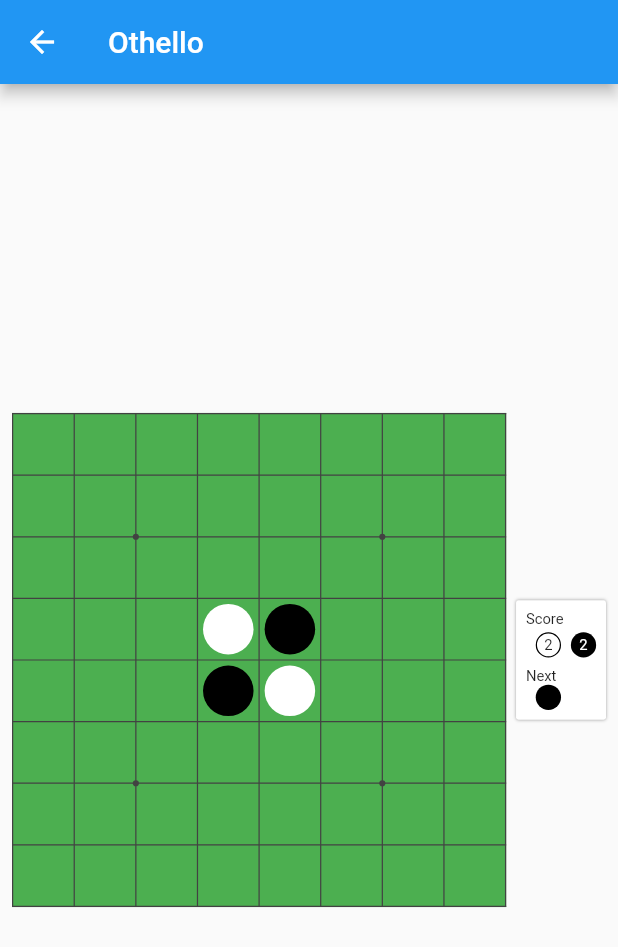
After one commit to JSP-Iwahashi/flutter_samples, a Flutter app: the screen it shows after launch, after a tap on "Othello", on a phone screen of 412 x 824 dp. The commit adds this screen. Shown: the top 947 px of the screen. Run offline on Flutter 3.47's test engine with Material 2 defaults, Android fonts, the phone set to English and light mode, and no system bars; our stand-ins replace flutter_svg; missing offline and left inert: expressions, simple_logger.

Commit message:
オセロアプリを追加

```diff
--- a/lib/routes.dart
+++ b/lib/routes.dart
@@ -1,5 +1,6 @@
 import 'package:flutter_samples/view/calculator/calculator_page.dart';
 import 'package:flutter_samples/view/clock/clock_page.dart';
+import 'package:flutter_samples/view/othello/othello_page.dart';
 import 'package:flutter_samples/view/stopwatch/stopwatch_page.dart';
 import 'package:flutter_samples/view/top_page.dart';
 
@@ -8,11 +9,12 @@ enum AppRoute {
   clock,
   stopwatch,
   calculator,
+  othello,
   // license,
 }
 
 extension AppRouteExt on AppRoute {
-  String get routeName {
+  String get name {
     switch (this) {
       case AppRoute.top:
         return '/';
@@ -22,6 +24,8 @@ extension AppRouteExt on AppRoute {
         return '/stopwatch';
       case AppRoute.calculator:
         return '/calculator';
+      case AppRoute.othello:
+        return '/othello';
       // case AppRoute.license:
       //   return '/license';
     }
@@ -29,9 +33,10 @@ extension AppRouteExt on AppRoute {
 }
 
 final appRoutes = {
-  AppRoute.top.routeName: (context) => const TopPage(),
-  AppRoute.clock.routeName: (context) => const ClockPage(),
-  AppRoute.stopwatch.routeName: (context) => const StopwatchPage(),
-  AppRoute.calculator.routeName: (context) => const CalculatorPage(),
+  AppRoute.top.name: (context) => const TopPage(),
+  AppRoute.clock.name: (context) => const ClockPage(),
+  AppRoute.stopwatch.name: (context) => const StopwatchPage(),
+  AppRoute.calculator.name: (context) => const CalculatorPage(),
+  AppRoute.othello.name: (context) => const OthelloPage(),
   // AppRoute.license.routeName: (context) => const MyLicensePage(),
 };
--- /dev/null
+++ b/lib/view/othello/othello_page.dart
@@ -0,0 +1,393 @@
+import 'package:flutter/material.dart';
+
+const _cellWH = 98.0;
+const _lineWidth = 2.0;
+const _nCells = 8;
+const _nLines = _nCells + 1;
+const _lineXY = _cellWH + _lineWidth;
+const _boardWH = _cellWH * _nCells + _lineWidth * _nLines;
+const _piecePadding = 8.0;
+const _pieceRadius = _cellWH / 2 - _piecePadding;
+
+// 駒をおいた際に裏返しチェックすべき座標
+final _checkLines = [
+  // 左上
+  [P(-1, -1), P(-2, -2), P(-3, -3), P(-4, -4), P(-5, -5), P(-6, -6), P(-7, -7)],
+  // 上
+  [P(0, -1), P(0, -2), P(0, -3), P(0, -4), P(0, -5), P(0, -6), P(0, -7)],
+  // 右上
+  [P(1, -1), P(2, -2), P(3, -3), P(4, -4), P(5, -5), P(6, -6), P(7, -7)],
+  // 左
+  [P(-1, 0), P(-2, 0), P(-3, 0), P(-4, 0), P(-5, 0), P(-6, 0), P(-7, 0)],
+  // 右
+  [P(1, 0), P(2, 0), P(3, 0), P(4, 0), P(5, 0), P(6, 0), P(7, 0)],
+  // 左下
+  [P(-1, 1), P(-2, 2), P(-3, 3), P(-4, 4), P(-5, 5), P(-6, 6), P(-7, 7)],
+  // 下
+  [P(0, 1), P(0, 2), P(0, 3), P(0, 4), P(0, 5), P(0, 6), P(0, 7)],
+  // 右下
+  [P(1, 1), P(2, 2), P(3, 3), P(4, 4), P(5, 5), P(6, 6), P(7, 7)],
+];
+
+class P {
+  P(this.x, this.y);
+
+  P.fromIndex(int index)
+      : x = index % _nCells,
+        y = (index / _nCells).floor();
+
+  P.fromOffset(Offset offset)
+      : x = (offset.dx / _lineXY).floor(),
+        y = (offset.dy / _lineXY).floor();
+
+  final int x;
+  final int y;
+
+  int get toIndex {
+    return x + y * _nCells;
+  }
+
+  P operator +(P p) => P(x + p.x, y + p.y);
+
+  P operator -(P p) => P(x - p.x, y - p.y);
+
+  @override
+  String toString() => 'Position(${x}, ${y})';
+}
+
+enum CellStatus {
+  empty,
+  black,
+  white,
+}
+
+class OthelloPage extends StatefulWidget {
+  const OthelloPage({super.key});
+
+  @override
+  State<OthelloPage> createState() => _OthelloPageState();
+}
+
+class _OthelloPageState extends State<OthelloPage> {
+  final List<CellStatus> _cells = [];
+  int _whites = 0;
+  int _blacks = 0;
+  var _next = CellStatus.black;
+
+  @override
+  void initState() {
+    super.initState();
+    initCells();
+  }
+
+  void initCells() {
+    _cells.clear();
+    for (var i = 0; i < _nCells * _nCells; i++) {
+      switch (i) {
+        case 27:
+          _cells.add(CellStatus.white);
+          break;
+        case 28:
+          _cells.add(CellStatus.black);
+          break;
+        case 35:
+          _cells.add(CellStatus.black);
+          break;
+        case 36:
+          _cells.add(CellStatus.white);
+          break;
+        default:
+          _cells.add(CellStatus.empty);
+      }
+    }
+    _whites = 2;
+    _blacks = 2;
+  }
+
+  List<P> _getPutablePositions(P pos, CellStatus status) {
+    // 空欄化は常に許可
+    if (status == CellStatus.empty) {
+      return [pos];
+    }
+
+    // 以下、わかりやすいようにstatusが黒色と仮定して変数名名＆コメント
+    final puttable = <P>[];
+    for (final checkLine in _checkLines) {
+      var findWhite = false;
+      final t = <P>[];
+      for (final diff in checkLine) {
+        // チェック先が盤面の範囲外ならスルー
+        final target = pos + diff;
+        final index = target.toIndex;
+        if (target.x < 0 || target.x >= _nCells) {
+          continue;
+        }
+        if (target.y < 0 || target.y >= _nCells) {
+          continue;
+        }
+        if (index < 0 || index >= _cells.length) {
+          continue;
+        }
+
+        // チェック先が空欄の場合は置けない
+        if (_cells[index] == CellStatus.empty) {
+          break;
+        }
+
+        // チェック先が白色ならフラグを立てる
+        if (_cells[index] != status) {
+          findWhite = true;
+          t.add(target);
+        }
+        // チェック先が黒色かつ白発見フラグが立っていれば置ける
+        else if (findWhite) {
+          puttable.addAll(t);
+          break;
+        }
+        // そうでなければ置けない
+        else {
+          break;
+        }
+      }
+    }
+
+    // 置けるなら、引数の座標も追加
+    if (puttable.isNotEmpty) {
+      puttable.add(pos);
+    }
+    return puttable;
+  }
+
+  void _putCell(P pos, CellStatus status) {
+    setState(() {
+      final puttable = _getPutablePositions(pos, status);
+      if (puttable.isNotEmpty) {
+        for (final p in puttable) {
+          _cells[p.x + p.y * _nCells] = status;
+        }
+        _countCells();
+        if (_next == CellStatus.black) {
+          _next = CellStatus.white;
+        } else {
+          _next = CellStatus.black;
+        }
+      }
+    });
+  }
+
+  void _countCells() {
+    _whites = 0;
+    _blacks = 0;
+    for (final p in _cells) {
+      switch (p) {
+        case CellStatus.white:
+          _whites++;
+          break;
+        case CellStatus.black:
+          _blacks++;
+          break;
+        case CellStatus.empty:
+          // do nothing.
+          break;
+      }
+    }
+  }
+
+  @override
+  Widget build(BuildContext context) {
+    return Scaffold(
+      appBar: AppBar(title: const Text('Othello')),
+      body: Container(
+        alignment: Alignment.center,
+        child: Padding(
+          padding: const EdgeInsets.all(8),
+          child: SizedBox.expand(
+            child: FittedBox(
+              child: Row(
+                children: [
+                  SizedBox(
+                    width: 802,
+                    height: 802,
+                    child: Stack(
+                      children: [
+                        const CustomPaint(painter: _OthelloBoardPainter()),
+                        GestureDetector(
+                          onTapDown: (details) => _putCell(
+                            P.fromOffset(details.localPosition),
+                            CellStatus.black,
+                          ),
+                          onSecondaryTapDown: (details) => _putCell(
+                            P.fromOffset(details.localPosition),
+                            CellStatus.white,
+                          ),
+                          onTertiaryTapDown: (details) => _putCell(
+                            P.fromOffset(details.localPosition),
+                            CellStatus.empty,
+                          ),
+                          child: CustomPaint(
+                            painter: _OthelloPiecePainter(_cells),
+                            child: Container(), // GestureDetector検知用ダミーコンテナ
+                          ),
+                        ),
+                      ],
+                    ),
+                  ),
+                  const SizedBox(width: 16),
+                  DefaultTextStyle.merge(
+                    style: const TextStyle(fontSize: 24),
+                    child: DecoratedBox(
+                      decoration: const BoxDecoration(
+                        boxShadow: [
+                          BoxShadow(
+                            color: Colors.grey,
+                            blurRadius: 4,
+                          )
+                        ],
+                        borderRadius: BorderRadius.all(Radius.circular(4)),
+                        color: Colors.white,
+                      ),
+                      child: Padding(
+                        padding: const EdgeInsets.all(16),
+                        child: Column(
+                          crossAxisAlignment: CrossAxisAlignment.start,
+                          children: [
+                            const Text('Score'),
+                            const SizedBox(height: 8),
+                            Row(
+                              children: [
+                                const SizedBox(width: 16),
+                                Container(
+                                  alignment: Alignment.center,
+                                  width: _pieceRadius,
+                                  height: _pieceRadius,
+                                  decoration: BoxDecoration(
+                                    color: Colors.white,
+                                    border: Border.all(width: 2),
+                                    shape: BoxShape.circle,
+                                  ),
+                                  child: Text('${_whites}'),
+                                ),
+                                const SizedBox(width: 16, height: 16),
+                                Container(
+                                  alignment: Alignment.center,
+                                  width: _pieceRadius,
+                                  height: _pieceRadius,
+                                  decoration: const BoxDecoration(
+                                    color: Colors.black,
+                                    shape: BoxShape.circle,
+                                  ),
+                                  child: Text(
+                                    '${_blacks}',
+                                    style: const TextStyle(color: Colors.white),
+                                  ),
+                                ),
+                              ],
+                            ),
+                            const SizedBox(height: 16),
+                            const Text('Next'),
+                            Row(
+                              children: [
+                                const SizedBox(width: 16),
+                                _next == CellStatus.black
+                                    ? Container(
+                                        alignment: Alignment.center,
+                                        width: _pieceRadius,
+                                        height: _pieceRadius,
+                                        decoration: const BoxDecoration(
+                                          color: Colors.black,
+                                          shape: BoxShape.circle,
+                                        ),
+                                      )
+                                    : Container(
+                                        alignment: Alignment.center,
+                                        width: _pieceRadius,
+                                        height: _pieceRadius,
+                                        decoration: BoxDecoration(
+                                          color: Colors.white,
+                                          border: Border.all(width: 2),
+                                          shape: BoxShape.circle,
+                                        ),
+                                      ),
+                              ],
+                            ),
+                          ],
+                        ),
+                      ),
+                    ),
+                  ),
+                ],
+              ),
+            ),
+          ),
+        ),
+      ),
+    );
+  }
+}
+
+class _OthelloBoardPainter extends CustomPainter {
+  const _OthelloBoardPainter();
+
+  @override
+  void paint(Canvas canvas, Size size) {
+    // 背景色を描画
+    final green = Paint()..color = Colors.green;
+    canvas.drawRect(const Rect.fromLTWH(0, 0, _boardWH, _boardWH), green);
+
+    // マス目を描画
+    final black = Paint()
+      ..color = Colors.grey.shade800
+      ..strokeWidth = _lineWidth;
+    for (var i = 0; i < _nLines; i++) {
+      final xy = i * _lineXY + 1;
+      canvas
+        ..drawLine(Offset(xy, 0), Offset(xy, _boardWH), black)
+        ..drawLine(Offset(0, xy), Offset(_boardWH, xy), black);
+    }
+
+    // 中点を描画
+    canvas
+      ..drawCircle(const Offset(_lineXY * 2 + 1, _lineXY * 2 + 1), 5, black)
+      ..drawCircle(const Offset(_lineXY * 2 + 1, _lineXY * 6 + 1), 5, black)
+      ..drawCircle(const Offset(_lineXY * 6 + 1, _lineXY * 2 + 1), 5, black)
+      ..drawCircle(const Offset(_lineXY * 6 + 1, _lineXY * 6 + 1), 5, black);
+  }
+
+  @override
+  bool shouldRepaint(covariant CustomPainter oldDelegate) {
+    return false;
+  }
+}
+
+class _OthelloPiecePainter extends CustomPainter {
+  const _OthelloPiecePainter(this._pieces);
+
+  final List<CellStatus> _pieces;
+
+  @override
+  void paint(Canvas canvas, Size size) {
+    final black = Paint()..color = Colors.black;
+    final white = Paint()..color = Colors.white;
+    for (var i = 0; i < _pieces.length; i++) {
+      final x = i % _nCells;
+      final y = (i / _nCells).floor();
+      final offset = Offset(
+        (x + 0.5) * _lineXY + 1,
+        (y + 0.5) * _lineXY + 1,
+      );
+      switch (_pieces[i]) {
+        case CellStatus.empty:
+          break;
+        case CellStatus.black:
+          canvas.drawCircle(offset, _pieceRadius, black);
+          break;
+        case CellStatus.white:
+          canvas.drawCircle(offset, _pieceRadius, white);
+          break;
+      }
+    }
+  }
+
+  @override
+  bool shouldRepaint(covariant CustomPainter oldDelegate) => true;
+}
--- a/lib/view/top_page.dart
+++ b/lib/view/top_page.dart
@@ -22,19 +22,25 @@ class TopPage extends StatelessWidget {
                 leading: const Icon(Icons.access_time),
                 title: const Text('Clock'),
                 onTap: () =>
-                    Navigator.of(context).pushNamed(AppRoute.clock.routeName),
+                    Navigator.of(context).pushNamed(AppRoute.clock.name),
               ),
               ListTile(
                 leading: const Icon(Icons.timer_outlined),
                 title: const Text('Stopwatch'),
                 onTap: () => Navigator.of(context)
-                    .pushNamed(AppRoute.stopwatch.routeName),
+                    .pushNamed(AppRoute.stopwatch.name),
               ),
               ListTile(
                 leading: const Icon(Icons.calculate_outlined),
                 title: const Text('Calculator'),
                 onTap: () => Navigator.of(context)
-                    .pushNamed(AppRoute.calculator.routeName),
+                    .pushNamed(AppRoute.calculator.name),
+              ),
+              ListTile(
+                leading: const Icon(Icons.dataset_outlined),
+                title: const Text('Othello'),
+                onTap: () => Navigator.of(context)
+                    .pushNamed(AppRoute.othello.name),
               ),
               ListTile(
                 leading: const Icon(Icons.info_outline),
```
Also changed, not shown: 1 other file.
